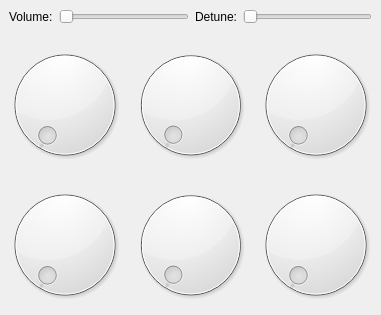
Qt form src/NewUI/voicewidgetexpanded.ui (saidinesh5/ZynAddSubFX) before a commit.
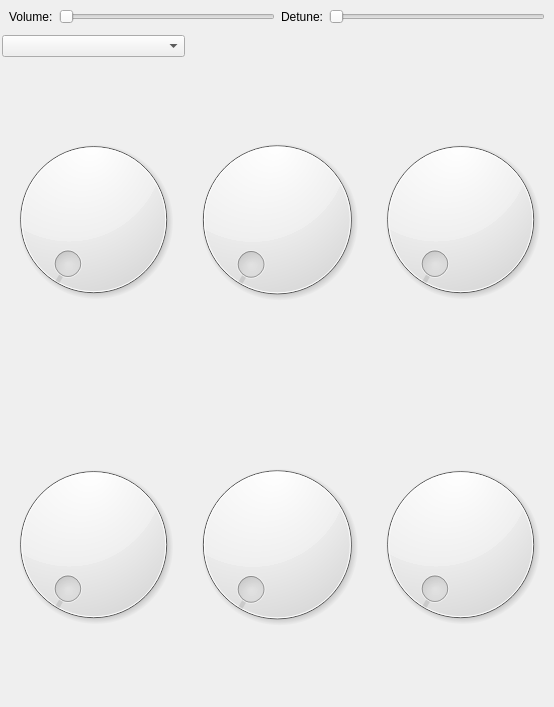
The same form after that commit. Custom widgets are drawn as their Qt base class.

What changed in the file:
```diff
--- a/src/NewUI/voicewidgetexpanded.ui
+++ b/src/NewUI/voicewidgetexpanded.ui
@@ -6,8 +6,8 @@
    <rect>
     <x>0</x>
     <y>0</y>
-    <width>381</width>
-    <height>315</height>
+    <width>554</width>
+    <height>707</height>
    </rect>
   </property>
   <property name="windowTitle">
@@ -84,7 +84,7 @@
       <property name="spacing">
        <number>0</number>
       </property>
-      <item row="0" column="0">
+      <item row="1" column="0">
        <widget class="Dial" name="dial">
         <property name="sizePolicy">
          <sizepolicy hsizetype="Preferred" vsizetype="Preferred">
@@ -97,7 +97,7 @@
         </property>
        </widget>
       </item>
-      <item row="0" column="1">
+      <item row="1" column="2">
        <widget class="Dial" name="dial_2">
         <property name="sizePolicy">
          <sizepolicy hsizetype="Preferred" vsizetype="Preferred">
@@ -107,7 +107,7 @@
         </property>
        </widget>
       </item>
-      <item row="0" column="2">
+      <item row="1" column="3">
        <widget class="Dial" name="dial_3">
         <property name="sizePolicy">
          <sizepolicy hsizetype="Preferred" vsizetype="Preferred">
@@ -117,7 +117,7 @@
         </property>
        </widget>
       </item>
-      <item row="1" column="0">
+      <item row="2" column="0">
        <widget class="Dial" name="dial_6">
         <property name="sizePolicy">
          <sizepolicy hsizetype="Preferred" vsizetype="Preferred">
@@ -127,7 +127,7 @@
         </property>
        </widget>
       </item>
-      <item row="1" column="1">
+      <item row="2" column="2">
        <widget class="Dial" name="dial_5">
         <property name="sizePolicy">
          <sizepolicy hsizetype="Preferred" vsizetype="Preferred">
@@ -137,7 +137,7 @@
         </property>
        </widget>
       </item>
-      <item row="1" column="2">
+      <item row="2" column="3">
        <widget class="Dial" name="dial_4">
         <property name="sizePolicy">
          <sizepolicy hsizetype="Preferred" vsizetype="Preferred">
@@ -147,6 +147,13 @@
         </property>
        </widget>
       </item>
+      <item row="0" column="0">
+       <widget class="ComboBox" name="comboBox_2">
+        <property name="controlId" stdset="0">
+         <string>OscilSmp.BaseFunc</string>
+        </property>
+       </widget>
+      </item>
      </layout>
     </widget>
    </item>
@@ -160,6 +167,11 @@
    <extends>QDial</extends>
    <header>dial.h</header>
   </customwidget>
+  <customwidget>
+   <class>ComboBox</class>
+   <extends>QComboBox</extends>
+   <header>combobox.h</header>
+  </customwidget>
  </customwidgets>
  <resources/>
  <connections/>
```
